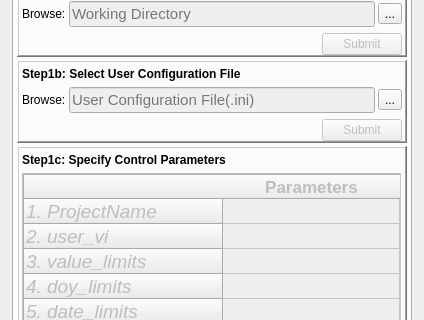
malonzo47/pynita_GUI, file pynita_ui/pynita_ui_data/ui_code_tab_v7.ui: the form before one commit; both pictures show x 0 to 424 and y 102 to 422 of the 424 by 815 pixel window.
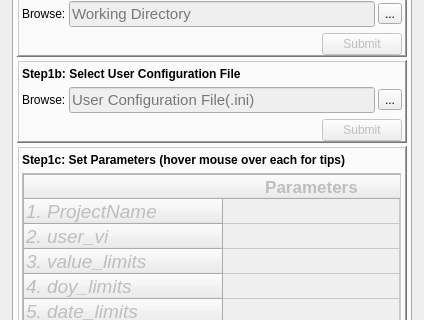
The form after the commit. The open tabs and pages were chosen to show the change. Icons and pictures are not drawn.

Commit message: tool tip updates for Step 1 using QT Designer

```diff
--- a/pynita_ui/pynita_ui_data/ui_code_tab_v7.ui
+++ b/pynita_ui/pynita_ui_data/ui_code_tab_v7.ui
@@ -489,7 +489,7 @@
               <number>30</number>
              </property>
              <property name="text">
-              <string>&lt;html&gt;&lt;head/&gt;&lt;body&gt;&lt;p&gt;&lt;span style=&quot; font-weight:600;&quot;&gt;Step1c: Specify Control Parameters&lt;/span&gt;&lt;/p&gt;&lt;/body&gt;&lt;/html&gt;</string>
+              <string>&lt;html&gt;&lt;head/&gt;&lt;body&gt;&lt;p&gt;&lt;span style=&quot; font-weight:600;&quot;&gt;Step1c: Set Parameters (hover mouse over each for tips)&lt;/span&gt;&lt;/p&gt;&lt;/body&gt;&lt;/html&gt;</string>
              </property>
              <property name="indent">
               <number>-1</number>
```
Left out of the diff: 50 changed lines with no effect on the pictures. The commit also changes 1 other file.
